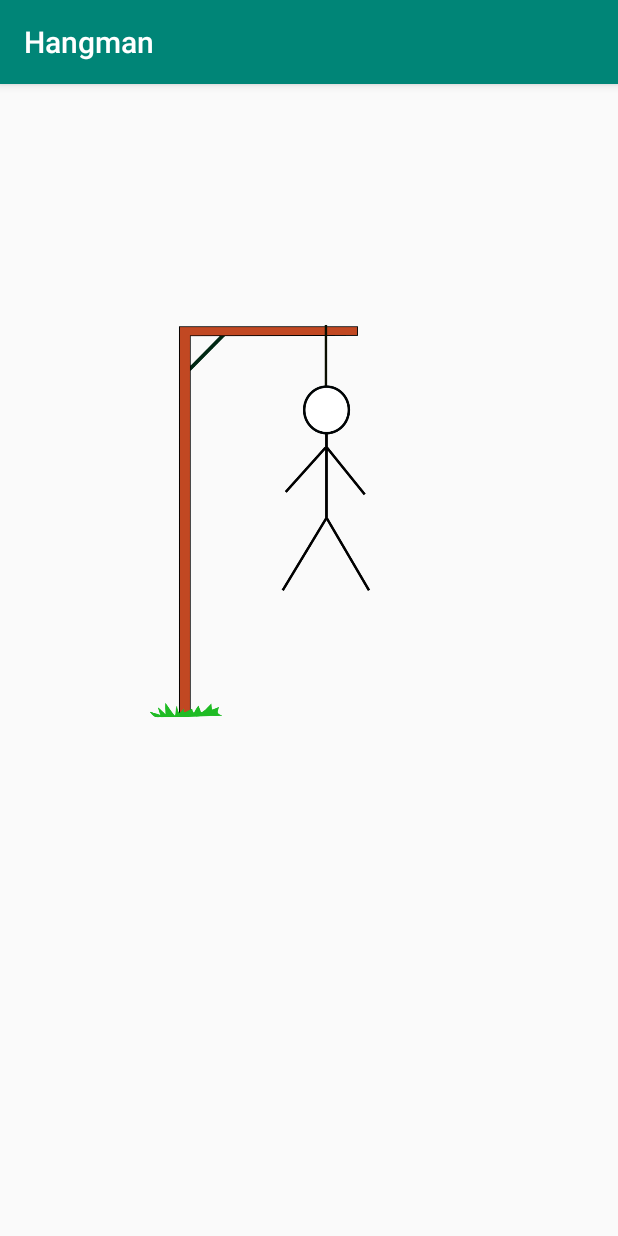
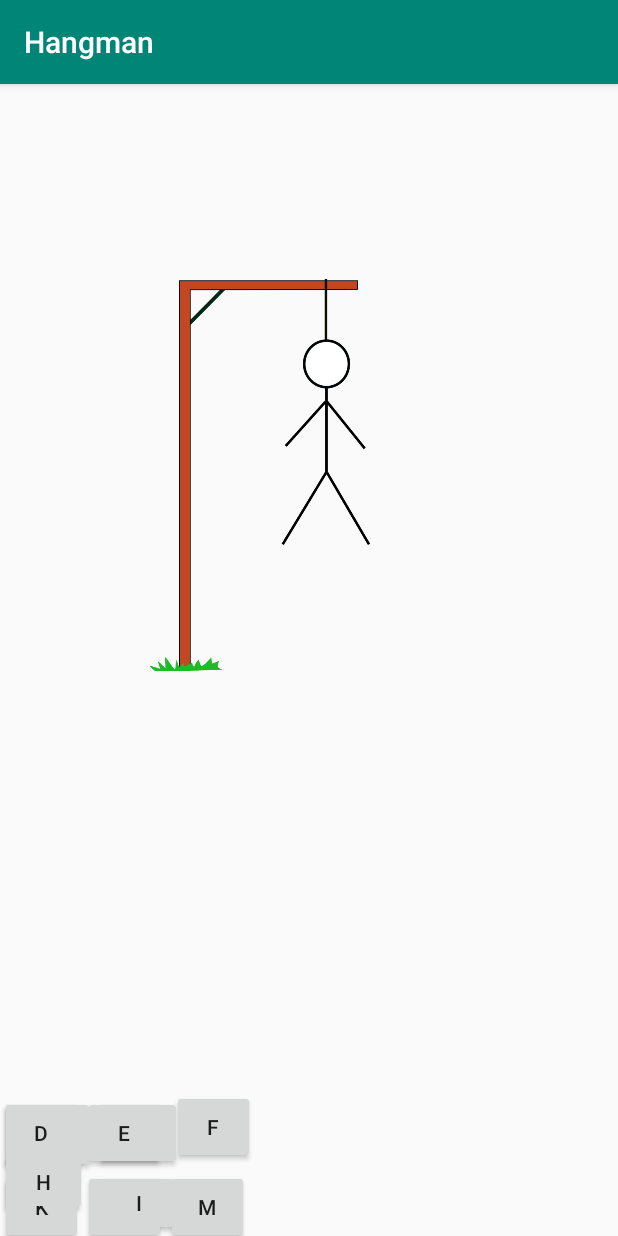
Before and after one commit to Robson75/hangman, an Android app: the screen it shows after launch (MainActivity), on a phone screen of 412 x 824 dp. Run offline under Robolectric (Android 15) with nearby library versions, the phone set to English and light mode, and no system bars.

Commit message:
Start at adding a set of buttons for entering guesses.

```diff
--- a/androidstudio/app/src/main/res/layout/activity_main.xml
+++ b/androidstudio/app/src/main/res/layout/activity_main.xml
@@ -6,14 +6,133 @@
     android:layout_height="match_parent"
     tools:context=".MainActivity">
 
+    <Button
+        android:id="@+id/button12"
+        android:layout_width="55dp"
+        android:layout_height="49dp"
+        android:text="L"
+        app:layout_constraintStart_toEndOf="@+id/button11"
+        app:layout_constraintTop_toTopOf="@+id/button11" />
+
+    <Button
+        android:id="@+id/button11"
+        android:layout_width="55dp"
+        android:layout_height="49dp"
+        android:text="K"
+        app:layout_constraintTop_toTopOf="@+id/button3"
+        tools:layout_editor_absoluteX="217dp" />
+
+    <Button
+        android:id="@+id/button13"
+        android:layout_width="55dp"
+        android:layout_height="49dp"
+        android:text="M"
+        app:layout_constraintStart_toEndOf="@+id/button12"
+        app:layout_constraintTop_toTopOf="@+id/button12" />
+
+    <Button
+        android:id="@+id/button10"
+        android:layout_width="55dp"
+        android:layout_height="49dp"
+        android:layout_marginStart="4dp"
+        android:layout_marginLeft="4dp"
+        android:layout_marginBottom="8dp"
+        android:text="F"
+        app:layout_constraintBottom_toTopOf="@+id/button13"
+        app:layout_constraintStart_toEndOf="@+id/button9"
+        app:layout_constraintTop_toTopOf="@+id/button8" />
+
     <ImageView
         android:id="@+id/hangManView"
         android:layout_width="wrap_content"
         android:layout_height="wrap_content"
-        android:layout_marginBottom="32dp"
-        app:layout_constraintBottom_toBottomOf="parent"
+        app:layout_constraintBottom_toTopOf="@+id/button6"
         app:layout_constraintEnd_toEndOf="parent"
         app:layout_constraintStart_toStartOf="parent"
-        app:layout_constraintTop_toTopOf="parent" />>
+        app:layout_constraintTop_toTopOf="parent" />
 
+    <Button
+        android:id="@+id/button7"
+        android:layout_width="58dp"
+        android:layout_height="49dp"
+        android:text="C"
+        app:layout_constraintBottom_toTopOf="@+id/button3"
+        app:layout_constraintStart_toEndOf="@+id/button6"
+        app:layout_constraintTop_toTopOf="@+id/button8" />
+
+    <Button
+        android:id="@+id/button3"
+        android:layout_width="54dp"
+        android:layout_height="44dp"
+        android:layout_marginStart="8dp"
+        android:layout_marginLeft="8dp"
+        android:text="I"
+        app:layout_constraintBottom_toBottomOf="parent"
+        app:layout_constraintStart_toEndOf="@+id/button2" />
+
+    <Button
+        android:id="@+id/button2"
+        android:layout_width="58dp"
+        android:layout_height="44dp"
+        android:layout_marginBottom="28dp"
+        android:text="H"
+        app:layout_constraintBottom_toBottomOf="parent"
+        app:layout_constraintTop_toTopOf="@+id/button3"
+        tools:layout_editor_absoluteX="106dp" />
+
+    <Button
+        android:id="@+id/button4"
+        android:layout_width="64dp"
+        android:layout_height="46dp"
+        android:layout_marginEnd="20dp"
+        android:layout_marginRight="20dp"
+        android:text="G"
+        app:layout_constraintBottom_toBottomOf="parent"
+        app:layout_constraintEnd_toStartOf="@+id/button2"
+        app:layout_constraintTop_toTopOf="@+id/button2" />
+
+    <Button
+        android:id="@+id/button5"
+        android:layout_width="62dp"
+        android:layout_height="50dp"
+        android:layout_marginEnd="16dp"
+        android:layout_marginRight="16dp"
+        android:text="A"
+        app:layout_constraintBottom_toTopOf="@+id/button4"
+        app:layout_constraintEnd_toStartOf="@+id/button6"
+        app:layout_constraintTop_toTopOf="@+id/button6"
+        app:layout_constraintVertical_bias="1.0" />
+
+    <Button
+        android:id="@+id/button6"
+        android:layout_width="63dp"
+        android:layout_height="51dp"
+        android:text="B"
+        app:layout_constraintBottom_toTopOf="@+id/button2"
+        app:layout_constraintTop_toTopOf="@+id/button7"
+        app:layout_constraintVertical_bias="0.0"
+        tools:layout_editor_absoluteX="101dp" />
+
+    <Button
+        android:id="@+id/button8"
+        android:layout_width="55dp"
+        android:layout_height="49dp"
+        android:text="D"
+        app:layout_constraintBottom_toTopOf="@+id/button11"
+        tools:layout_editor_absoluteX="217dp" />
+
+    <Button
+        android:id="@+id/button9"
+        android:layout_width="55dp"
+        android:layout_height="49dp"
+        android:text="E"
+        app:layout_constraintStart_toEndOf="@+id/button8"
+        app:layout_constraintTop_toTopOf="@+id/button8" /><![CDATA[
+
+
+
+    >
+
+
+]]>
 </androidx.constraintlayout.widget.ConstraintLayout>
```
